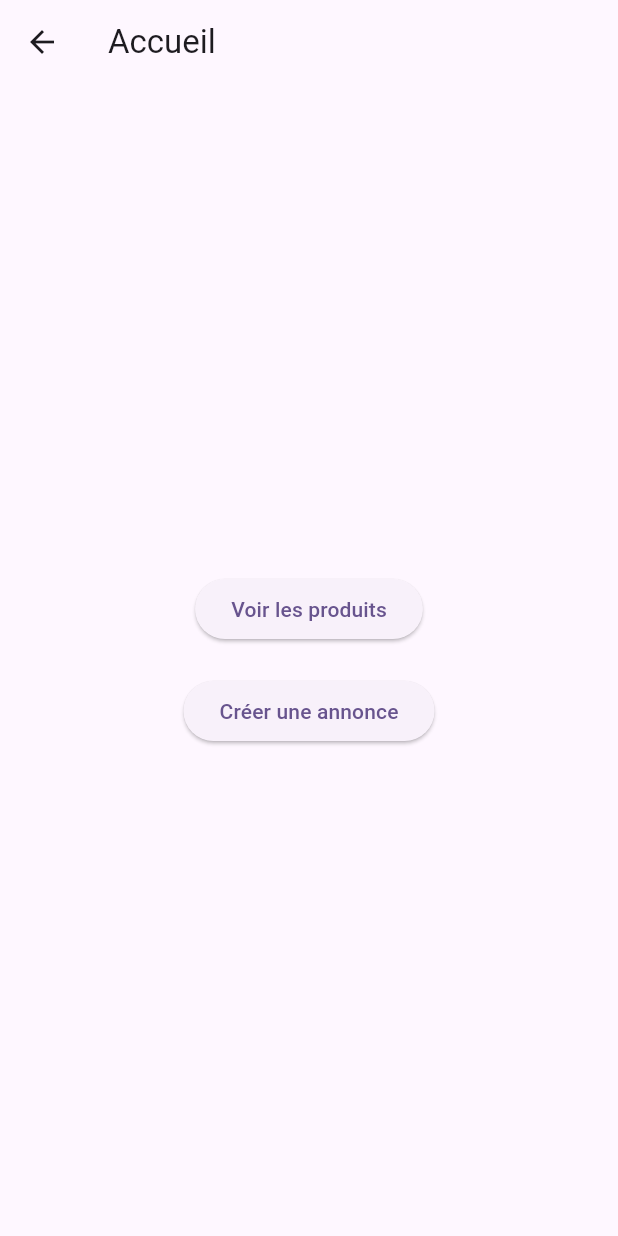
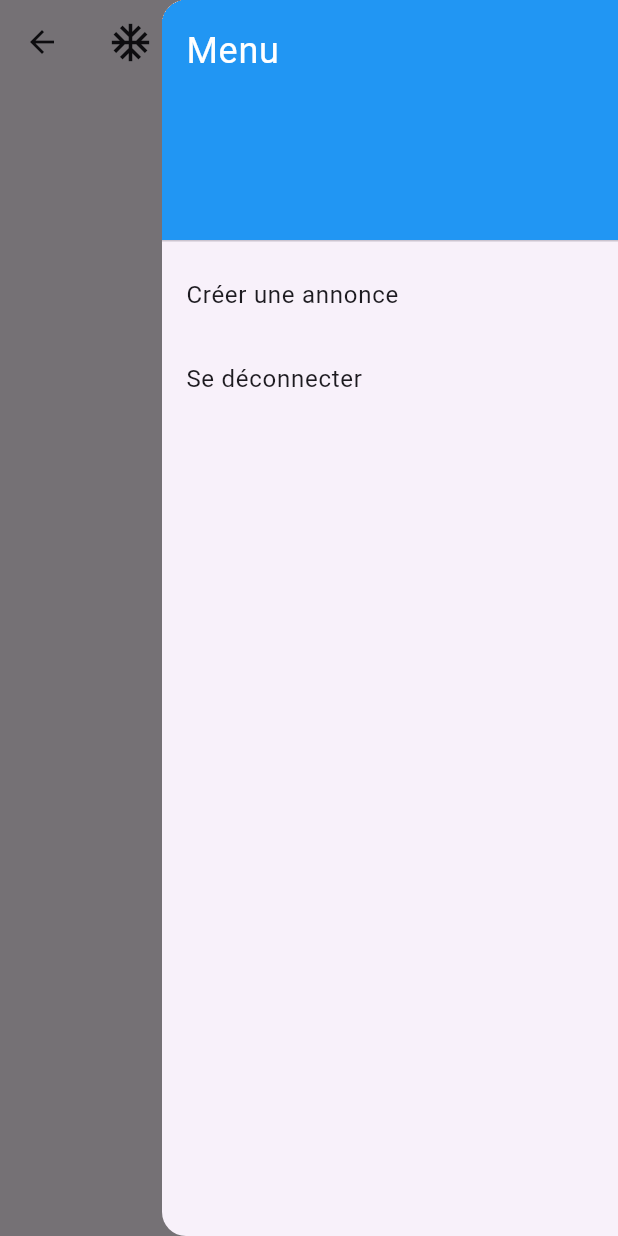
Before and after one commit to Pellegrin69/bsn_clothes, a Flutter app: the HomePage screen opened by its route, with the side drawer open (before the commit the screen has no drawer), on a phone screen of 412 x 824 dp. Run offline on Flutter 3.47's test engine with Material 3 defaults, Android fonts, the phone set to English and light mode, and no system bars; our stand-ins replace firebase_core; accounts and stored records are empty.

Commit message:
Création de la navbar et du drawer

```diff
--- a/lib/screens/home.dart
+++ b/lib/screens/home.dart
@@ -1,12 +1,12 @@
 import 'package:flutter/material.dart';
+import 'package:bsn_clothes/widgets/navbar.dart';
 
 class HomePage extends StatelessWidget {
   @override
   Widget build(BuildContext context) {
     return Scaffold(
-      appBar: AppBar(
-        title: Text('Accueil'),
-      ),
+      appBar: NavBar(),
+      endDrawer: NavBar.buildDrawer(context),
       body: Center(
         child: Column(
           mainAxisAlignment: MainAxisAlignment.center,
@@ -15,14 +15,14 @@ class HomePage extends StatelessWidget {
               onPressed: () {
                 Navigator.pushNamed(context, '/product');
               },
-              child: Text('Voir les produits'),
+              child: const Text('Voir les produits'),
             ),
-            SizedBox(height: 20),
+            const SizedBox(height: 20),
             ElevatedButton(
               onPressed: () {
                 Navigator.pushNamed(context, '/form');
               },
-              child: Text('Créer une annonce'),
+              child: const Text('Créer une annonce'),
             ),
           ],
         )
--- /dev/null
+++ b/lib/widgets/navbar.dart
@@ -0,0 +1,76 @@
+import 'package:flutter/material.dart';
+
+class NavBar extends StatelessWidget implements PreferredSizeWidget {
+  @override
+  Size get preferredSize => const Size.fromHeight(kToolbarHeight);
+
+  @override
+  Widget build(BuildContext context) {
+    return AppBar(
+      title: const Row(
+        children: [
+          // Logo à gauche
+          Padding(
+            padding: EdgeInsets.only(right: 16.0),
+            child: Icon(
+              Icons.ac_unit, // Remplacez cela par votre logo
+              size: 30,
+            ),
+          ),
+          Text('Vinteeeed'),
+        ],
+      ),
+      actions: [
+        // Menu burger à droite
+        IconButton(
+          icon: const Icon(Icons.menu),
+          onPressed: () {
+            // Scaffold.of(context).Drawer();
+            // scaffoldKey.currentState?.openEndDrawer();
+            Scaffold.of(context).openEndDrawer();
+          },
+        ),
+      ],
+    );
+  }
+
+  static Drawer buildDrawer(BuildContext context) {
+    return Drawer(
+      child: ListView(
+        padding: EdgeInsets.zero,
+        children: [
+          const DrawerHeader(
+            decoration: BoxDecoration(
+              color: Colors.blue,
+            ),
+            child: Text(
+              'Menu',
+              style: TextStyle(
+                color: Colors.white,
+                fontSize: 24,
+              ),
+            ),
+          ),
+          ListTile(
+            title: const Text('Créer une annonce'),
+            onTap: () {
+              // Action à effectuer lorsqu'on clique sur "Créer une annonce"
+              Navigator.pop(context); // Ferme le drawer
+              // Naviguer vers la page de création d'annonce
+              Navigator.pushNamed(context, '/form');
+            },
+          ),
+          ListTile(
+            title: const Text('Se déconnecter'),
+            onTap: () {
+              // Action à effectuer lorsqu'on clique sur "Se déconnecter"
+              Navigator.pop(context); // Ferme le drawer
+              // Naviguer vers la page de connexion
+              Navigator.pushNamed(context, '/login');
+            },
+          ),
+        ],
+      ),
+    );
+  }
+}
```
Also changed, not shown: lib/widgets/product_preview.dart (added).
